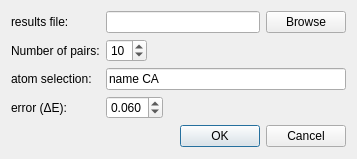
First picture: the form in src/gui/GetInformativePairsDialog.ui, repository Fluorescence-Tools/Olga, before the edit.
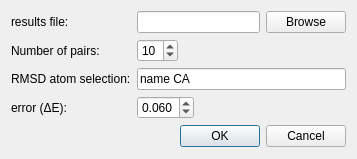
Second picture: the form after the edit.

```diff
--- a/src/gui/GetInformativePairsDialog.ui
+++ b/src/gui/GetInformativePairsDialog.ui
@@ -85,7 +85,7 @@
    <item row="2" column="0">
     <widget class="QLabel" name="label_4">
      <property name="text">
-      <string>atom selection:</string>
+      <string>RMSD atom selection:</string>
      </property>
      <property name="buddy">
       <cstring>selectionEdit</cstring>
```
